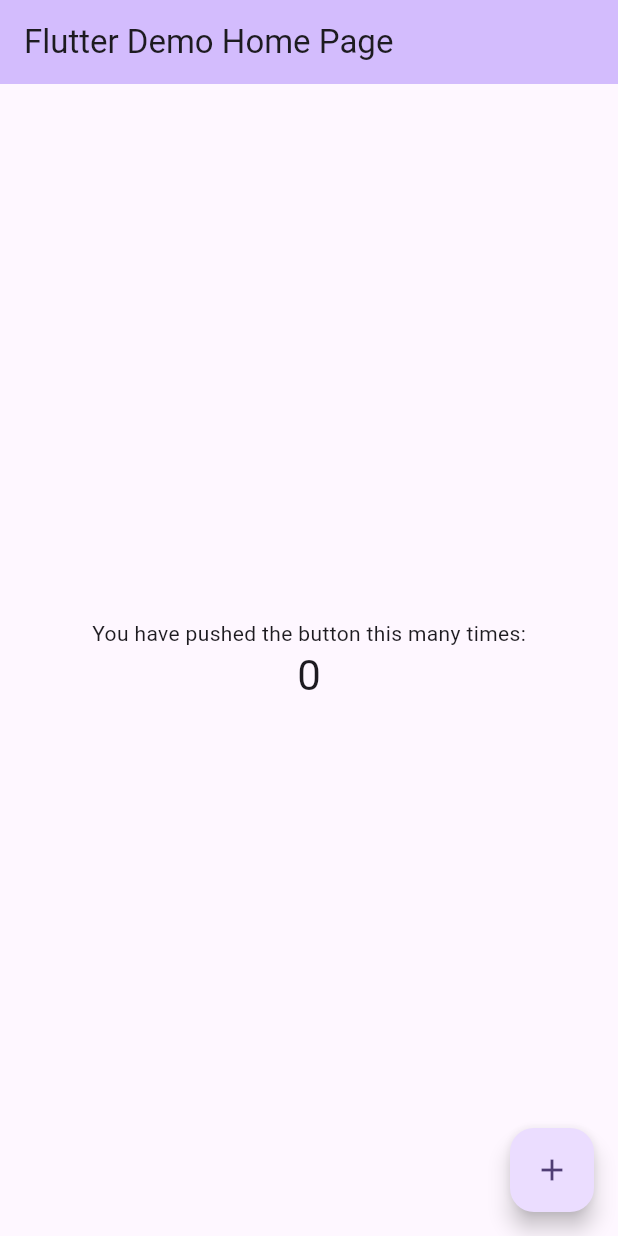
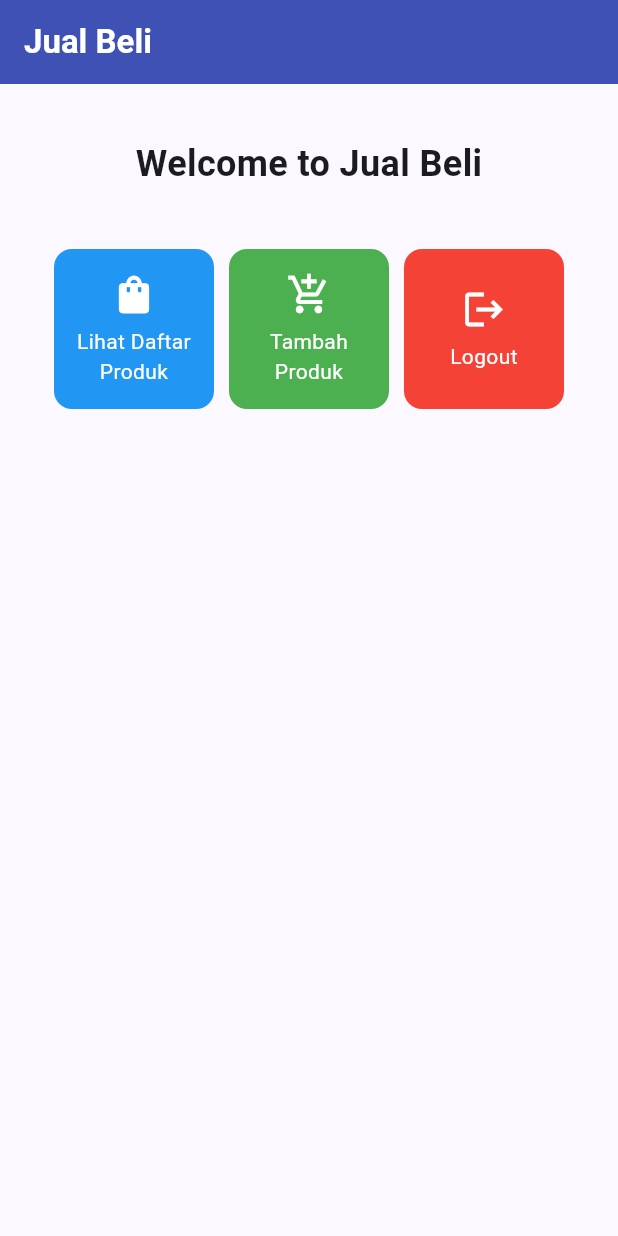
Before and after one commit to williamalxndr/jualbeli-mobile, a Flutter app: the screen it shows after launch, on a phone screen of 412 x 824 dp. Run offline on Flutter 3.47's test engine with Material 3 defaults, Android fonts, the phone set to English and light mode, and no system bars.

Commit message:
tugas 7 done

```diff
--- a/lib/main.dart
+++ b/lib/main.dart
@@ -1,4 +1,6 @@
+// main.dart
 import 'package:flutter/material.dart';
+import 'package:jualbeli/menu.dart';
 
 void main() {
   runApp(const MyApp());
@@ -7,119 +9,17 @@
 class MyApp extends StatelessWidget {
   const MyApp({super.key});
 
-  // This widget is the root of your application.
   @override
   Widget build(BuildContext context) {
     return MaterialApp(
-      title: 'Flutter Demo',
+      title: 'Jual Beli',
       theme: ThemeData(
-        // This is the theme of your application.
-        //
-        // TRY THIS: Try running your application with "flutter run". You'll see
-        // the application has a purple toolbar. Then, without quitting the app,
-        // try changing the seedColor in the colorScheme below to Colors.green
-        // and then invoke "hot reload" (save your changes or press the "hot
-        // reload" button in a Flutter-supported IDE, or press "r" if you used
-        // the command line to start the app).
-        //
-        // Notice that the counter didn't reset back to zero; the application
-        // state is not lost during the reload. To reset the state, use hot
-        // restart instead.
-        //
-        // This works for code too, not just values: Most code changes can be
-        // tested with just a hot reload.
-        colorScheme: ColorScheme.fromSeed(seedColor: Colors.deepPurple),
         useMaterial3: true,
+        colorScheme: ColorScheme.fromSeed(
+          seedColor: Colors.indigo,
+        ),
       ),
-      home: const MyHomePage(title: 'Flutter Demo Home Page'),
+      home: MyHomePage(),
     );
   }
 }
-
-class MyHomePage extends StatefulWidget {
-  const MyHomePage({super.key, required this.title});
-
-  // This widget is the home page of your application. It is stateful, meaning
-  // that it has a State object (defined below) that contains fields that affect
-  // how it looks.
-
-  // This class is the configuration for the state. It holds the values (in this
-  // case the title) provided by the parent (in this case the App widget) and
-  // used by the build method of the State. Fields in a Widget subclass are
-  // always marked "final".
-
-  final String title;
-
-  @override
-  State<MyHomePage> createState() => _MyHomePageState();
-}
-
-class _MyHomePageState extends State<MyHomePage> {
-  int _counter = 0;
-
-  void _incrementCounter() {
-    setState(() {
-      // This call to setState tells the Flutter framework that something has
-      // changed in this State, which causes it to rerun the build method below
-      // so that the display can reflect the updated values. If we changed
-      // _counter without calling setState(), then the build method would not be
-      // called again, and so nothing would appear to happen.
-      _counter++;
-    });
-  }
-
-  @override
-  Widget build(BuildContext context) {
-    // This method is rerun every time setState is called, for instance as done
-    // by the _incrementCounter method above.
-    //
-    // The Flutter framework has been optimized to make rerunning build methods
-    // fast, so that you can just rebuild anything that needs updating rather
-    // than having to individually change instances of widgets.
-    return Scaffold(
-      appBar: AppBar(
-        // TRY THIS: Try changing the color here to a specific color (to
-        // Colors.amber, perhaps?) and trigger a hot reload to see the AppBar
-        // change color while the other colors stay the same.
-        backgroundColor: Theme.of(context).colorScheme.inversePrimary,
-        // Here we take the value from the MyHomePage object that was created by
-        // the App.build method, and use it to set our appbar title.
-        title: Text(widget.title),
-      ),
-      body: Center(
-        // Center is a layout widget. It takes a single child and positions it
-        // in the middle of the parent.
-        child: Column(
-          // Column is also a layout widget. It takes a list of children and
-          // arranges them vertically. By default, it sizes itself to fit its
-          // children horizontally, and tries to be as tall as its parent.
-          //
-          // Column has various properties to control how it sizes itself and
-          // how it positions its children. Here we use mainAxisAlignment to
-          // center the children vertically; the main axis here is the vertical
-          // axis because Columns are vertical (the cross axis would be
-          // horizontal).
-          //
-          // TRY THIS: Invoke "debug painting" (choose the "Toggle Debug Paint"
-          // action in the IDE, or press "p" in the console), to see the
-          // wireframe for each widget.
-          mainAxisAlignment: MainAxisAlignment.center,
-          children: <Widget>[
-            const Text(
-              'You have pushed the button this many times:',
-            ),
-            Text(
-              '$_counter',
-              style: Theme.of(context).textTheme.headlineMedium,
-            ),
-          ],
-        ),
-      ),
-      floatingActionButton: FloatingActionButton(
-        onPressed: _incrementCounter,
-        tooltip: 'Increment',
-        child: const Icon(Icons.add),
-      ), // This trailing comma makes auto-formatting nicer for build methods.
-    );
-  }
-}
--- /dev/null
+++ b/lib/menu.dart
@@ -0,0 +1,115 @@
+import 'package:flutter/material.dart';
+
+class ItemCard extends StatelessWidget {
+  final ItemHomepage item;
+  final Color cardColor;
+
+  const ItemCard(this.item, {super.key, required this.cardColor});
+
+  @override
+  Widget build(BuildContext context) {
+    return Material(
+      color: cardColor,
+      borderRadius: BorderRadius.circular(12),
+      child: InkWell(
+        onTap: () {
+          ScaffoldMessenger.of(context)
+            ..hideCurrentSnackBar()
+            ..showSnackBar(SnackBar(
+                content: Text("Kamu telah menekan tombol ${item.name}")));
+        },
+        child: Container(
+          padding: const EdgeInsets.all(8),
+          child: Center(
+            child: Column(
+              mainAxisAlignment: MainAxisAlignment.center,
+              children: [
+                Icon(
+                  item.icon,
+                  color: Colors.white,
+                  size: 30.0,
+                ),
+                const Padding(padding: EdgeInsets.all(3)),
+                Text(
+                  item.name,
+                  textAlign: TextAlign.center,
+                  style: const TextStyle(color: Colors.white),
+                ),
+              ],
+            ),
+          ),
+        ),
+      ),
+    );
+  }
+}
+
+class ItemHomepage {
+  final String name;
+  final IconData icon;
+
+  ItemHomepage(this.name, this.icon);
+}
+
+class MyHomePage extends StatelessWidget {
+  MyHomePage({super.key});
+
+  final List<ItemHomepage> items = [
+    ItemHomepage("Lihat Daftar Produk", Icons.shopping_bag),
+    ItemHomepage("Tambah Produk", Icons.add_shopping_cart),
+    ItemHomepage("Logout", Icons.logout),
+  ];
+
+  final List<Color> buttonColors = [
+    Colors.blue,  // Warna untuk Lihat Daftar Produk
+    Colors.green,  // Warna untuk Tambah Produk
+    Colors.red,  // Warna untuk Logout
+  ];
+
+  @override
+  Widget build(BuildContext context) {
+    return Scaffold(
+      appBar: AppBar(
+        title: const Text(
+          'Jual Beli',
+          style: TextStyle(
+            color: Colors.white,
+            fontWeight: FontWeight.bold,
+          ),
+        ),
+        backgroundColor: Colors.indigo,
+      ),
+      body: Padding(
+        padding: const EdgeInsets.all(16.0),
+        child: Column(
+          children: [
+            const Padding(
+              padding: EdgeInsets.symmetric(vertical: 20.0),
+              child: Text(
+                'Welcome to Jual Beli',
+                style: TextStyle(
+                  fontSize: 24.0,
+                  fontWeight: FontWeight.bold,
+                ),
+              ),
+            ),
+            GridView.count(
+              primary: true,
+              padding: const EdgeInsets.all(20),
+              crossAxisSpacing: 10,
+              mainAxisSpacing: 10,
+              crossAxisCount: 3,
+              shrinkWrap: true,
+              children: items.asMap().entries.map((entry) {
+                return ItemCard(
+                  entry.value,
+                  cardColor: buttonColors[entry.key],
+                );
+              }).toList(),
+            ),
+          ],
+        ),
+      ),
+    );
+  }
+}
```
Also changed, not shown: 1 other file.
